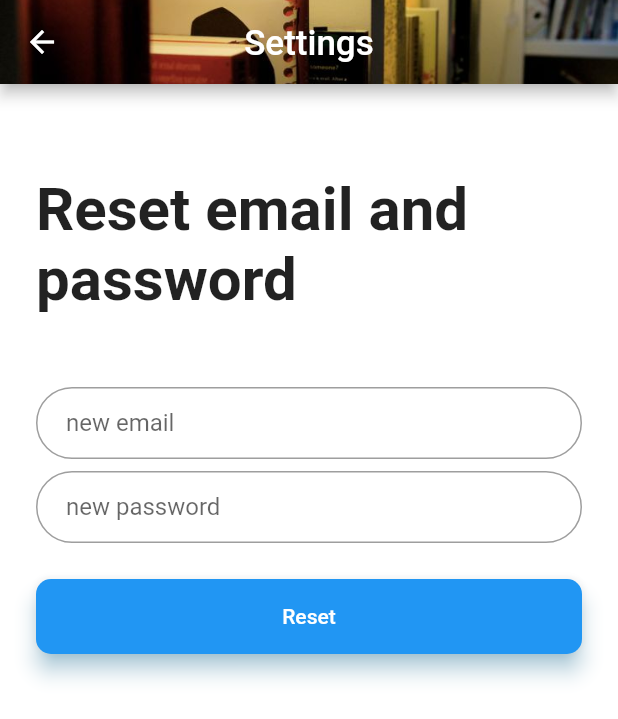
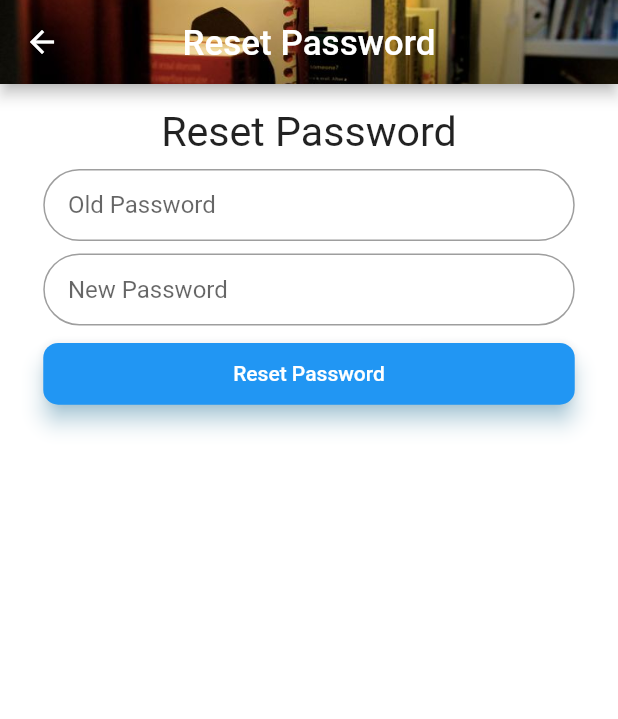
Before and after one commit to doriaaaa/TradeAppProject, a Flutter app: the changePasswordPage screen opened by its route, on a phone screen of 412 x 824 dp. Shown: the top 719 px of the screen. Run offline on Flutter 3.47's test engine with Material 2 defaults, Android fonts, the phone set to English and light mode, and no system bars; our stand-ins replace babstrap_settings_screen, flutter_dotenv, google_nav_bar, image_picker, shared_preferences, sizer; missing offline and left inert: mobile_scanner; accounts and stored records are empty; network calls fail; Roboto replaces fonts that are missing (Menlo).

Commit message:
update user password

```diff
--- a/trade_app/lib/screens/changePassword.dart
+++ b/trade_app/lib/screens/changePassword.dart
@@ -1,9 +1,11 @@
 import 'package:flutter/material.dart';
+import 'package:sizer/sizer.dart';
 import 'package:trade_app/widgets/reusableWidget.dart';
+
+import '../services/auth/connector.dart';
 
 class changePasswordPage extends StatefulWidget {
   static const String routeName = '/changePassword';
-  static String tag = 'change-page';
 
   const changePasswordPage({super.key});
   @override
@@ -12,96 +14,93 @@ class changePasswordPage extends StatefulWidget {
 
 class _changePasswordState extends State<changePasswordPage> {
   final _formKey = GlobalKey<FormState>();
-  final emailController = TextEditingController();
-  final passwordController = TextEditingController();
+  final oldPasswordController = TextEditingController();
+  final newPasswordController = TextEditingController();
 
   @override
   void dispose() {
-    emailController.dispose();
-    passwordController.dispose();
+    oldPasswordController.dispose();
+    newPasswordController.dispose();
     super.dispose();
   }
 
   @override
   Widget build(BuildContext context) {
-    final email = TextFormField(
-      controller: emailController,
-      keyboardType: TextInputType.emailAddress,
+    final oldPassword = TextFormField(
+      textInputAction: TextInputAction.next,
+      controller: oldPasswordController,
+      obscureText: true,
       validator: (value) {
-        if (value == null || value.isEmpty) {
-          return 'Please enter your email';
-        }
+        if (value == null || value.isEmpty) return 'You need to enter your old password for verification.';
         return null;
       },
       decoration: InputDecoration(
-        hintText: 'new email',
-        contentPadding: const EdgeInsets.fromLTRB(20.0, 10.0, 20.0, 10.0),
-        border: OutlineInputBorder(borderRadius: BorderRadius.circular(32.0)),
+        hintText: 'Old Password',
+        contentPadding: EdgeInsets.fromLTRB(4.w, 2.w, 4.w, 2.w),
+        border: OutlineInputBorder(borderRadius: BorderRadius.circular(30.0)),
       ),
     );
 
-    final password = TextFormField(
-      controller: passwordController,
+    final newPassword = TextFormField(
+      textInputAction: TextInputAction.done,
+      controller: newPasswordController,
       obscureText: true,
       enableSuggestions: false,
       autocorrect: false,
       validator: (value) {
-        if (value == null || value.isEmpty) {
-          return 'Please enter the password';
-        }
+        if (value == null || value.isEmpty) return 'You need to enter a new password';
         return null;
       },
       decoration: InputDecoration(
-        hintText: 'new password',
-        contentPadding: EdgeInsets.fromLTRB(20.0, 10.0, 20.0, 10.0),
-        border: OutlineInputBorder(borderRadius: BorderRadius.circular(32.0)),
+        hintText: 'New Password',
+        contentPadding: EdgeInsets.fromLTRB(4.w, 2.w, 4.w, 2.w),
+        border: OutlineInputBorder(borderRadius: BorderRadius.circular(30.0)),
       ),
     );
 
-    final heading = Text.rich(
-      TextSpan(
-        text: 'Reset email and password',
-        style: TextStyle(fontWeight: FontWeight.bold, fontSize: 40),
-        // default text style
-      ),
-    );
+    final headerDisplayText = Text('Reset Password', style: TextStyle(fontSize: 20.0.sp), textAlign: TextAlign.center);
 
-    final loginButton = ElevatedButton(
+    final resetButton = ElevatedButton(
       style: ElevatedButton.styleFrom(
         shadowColor: Colors.lightBlueAccent.shade100,
-        minimumSize: const Size(350, 50),
-        elevation: 5.9,
+        minimumSize: Size(3.w, 5.h),
+        elevation: 6.0,
         shape: RoundedRectangleBorder(
           borderRadius: BorderRadius.circular(10.0),
         ),
       ),
       onPressed: () {
-        ScaffoldMessenger.of(context).showSnackBar(
-          const SnackBar(content: Text('Email/Password reseted!')),
-        );
+        if (_formKey.currentState!.validate()) {
+          // If the form is valid, display a snackbar. In the real world,
+          // you'd often call a server or save the information in a database.
+          AuthService().changeUserPassword(
+            context: context,
+            oldPassword: oldPasswordController.text,
+            newPassword: newPasswordController.text
+          );
+          ScaffoldMessenger.of(context).showSnackBar( const SnackBar( content: Text('Your password has updated. Please login again')));
+        }
       },
-      child: const Text('Reset'),
+      child: const Text('Reset Password'),
     );
 
     return Scaffold(
       backgroundColor: Colors.white,
-      appBar: ReusableWidgets.persistentAppBar('Settings'),
+      appBar: ReusableWidgets.persistentAppBar('Reset Password'),
       body: Form(
         key: _formKey,
         child: ListView(
           shrinkWrap: true,
-          padding: EdgeInsets.only(left: 24.0, right: 24.0),
+          padding: EdgeInsets.only(left: 7.0.w, right: 7.0.w),
           children: <Widget>[
-            SizedBox(height: 60.0),
-            heading,
-            //logo,
-            //slide,
-            SizedBox(height: 48.0),
-            email,
-            SizedBox(height: 8.0),
-            password,
-            SizedBox(height: 24.0),
-            loginButton,
+            SizedBox(height: 2.h),
+            headerDisplayText,
+            SizedBox(height: 1.h),
+            oldPassword,
+            SizedBox(height: 1.h),
+            newPassword,
+            SizedBox(height: 1.h),
+            resetButton,
           ],
         ),
       ),
--- a/trade_app/lib/screens/homePage.dart
+++ b/trade_app/lib/screens/homePage.dart
@@ -29,9 +29,9 @@ class _homePageState extends State<homePage> {
   void _buildDisplayItemList() async {
     final String res = await getUserInfo().getUploadedBookInfo(context: context);
     Map uploadedBookList = jsonDecode(res);
-    print(uploadedBookList['result'].length);
-    print("image link: ${uploadedBookList['result'][0]['image']}");
-    print("title: ${uploadedBookList['result'][0]['bookInfo']['title']}");
+    // print(uploadedBookList['result'].length);
+    // print("image link: ${uploadedBookList['result'][0]['image']}");
+    // print("title: ${uploadedBookList['result'][0]['bookInfo']['title']}");
 
     for (int count = 0; count < uploadedBookList['result'].length; count++) {
       displayItemList.add(gapBox);
--- a/trade_app/lib/screens/registerPage.dart
+++ b/trade_app/lib/screens/registerPage.dart
@@ -123,8 +123,7 @@ class _registerPageState extends State<registerPage> {
             password: passwordController.text,
             name: nameController.text,
           );
-          ScaffoldMessenger.of(context).showSnackBar(const SnackBar(
-              content: Text('Your account has been created successfully.')));
+          ScaffoldMessenger.of(context).showSnackBar( const SnackBar( content: Text('Your account has been created successfully.')));
         }
       },
     );
--- a/trade_app/lib/services/getUserInfo.dart
+++ b/trade_app/lib/services/getUserInfo.dart
@@ -21,7 +21,7 @@ class getUserInfo {
       // debugPrint(res.body);
       return res.body;
     } catch (e) {
-      print(e.toString());
+      debugPrint(e.toString());
       throw Exception("Failed to load user data");
     }
   }
--- a/trade_app/lib/widgets/navBar.dart
+++ b/trade_app/lib/widgets/navBar.dart
@@ -33,7 +33,7 @@ class _NavBarState extends State<NavBar> {
         onTabChange: (value) => {
           setState(() {
             _selectedindex = value;
-            print("pages: ${value.toString()}");
+            debugPrint("pages: ${value.toString()}");
           })
         },
         gap: 0.5,
```
Also changed, not shown: trade_app/assets/data.json (deleted, +0 -132 lines), trade_app/assets/singledata.json (deleted, +0 -45 lines), trade_app/lib/screens/discussionPage.dart (+6 -2 lines), trade_app/lib/services/auth/connector.dart (+37 -3 lines), trade_app/lib/services/upload.dart (+9 -10 lines), 2 other files.
